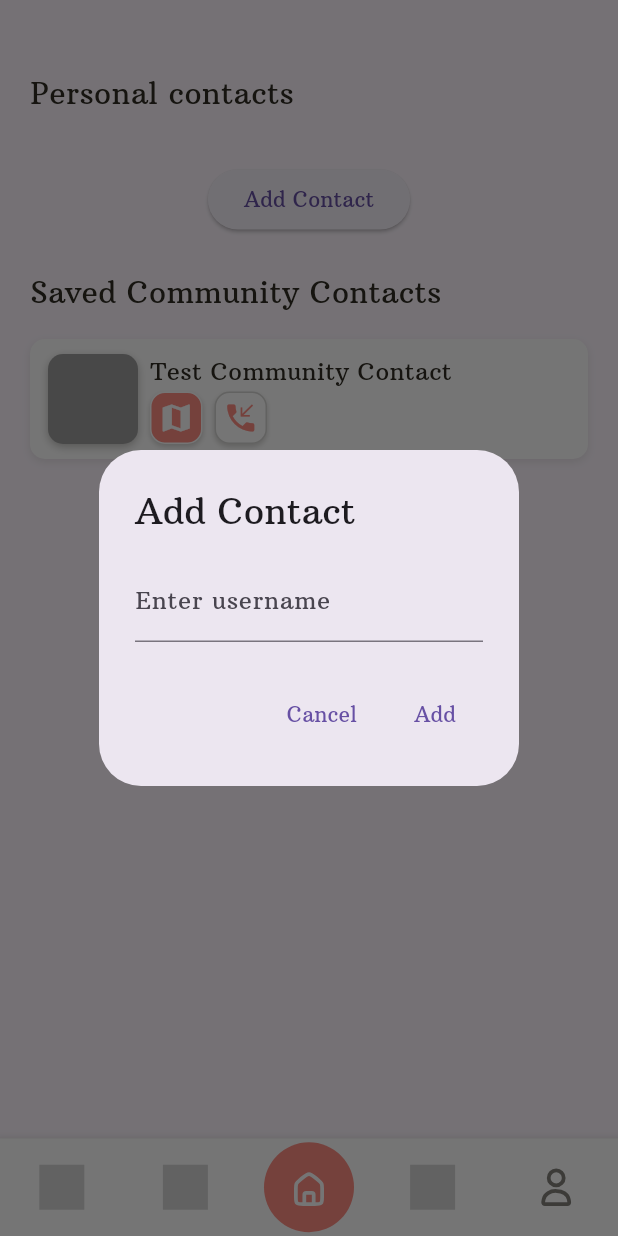
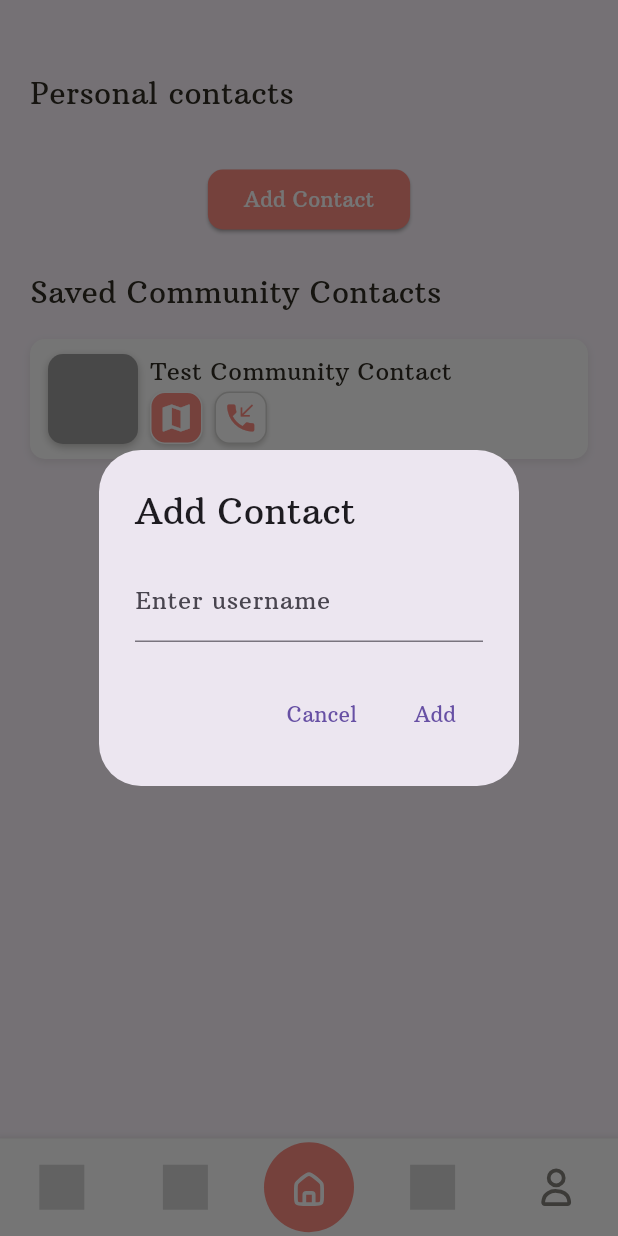
Before and after one commit to TeamSafety/SecureMe, a Flutter app: the screen it shows after launch, item 2 of the bottom bar chosen, after a tap on "Add Contact", on a phone screen of 412 x 824 dp. Run offline on Flutter 3.47's test engine with Material 3 defaults, Android fonts, the phone set to English and light mode, and no system bars; our stand-ins replace cloud_firestore, firebase_auth, firebase_core, firebase_messaging, flutter_map, flutter_svg and 3 more; missing offline and left inert: flutter_map_location_marker; accounts and stored records are empty.

Commit message:
Fixing homepage looks. Adding the Start Location Sharing button.

```diff
--- a/SourceCode/SecureShe_App/lib/main.dart
+++ b/SourceCode/SecureShe_App/lib/main.dart
@@ -52,7 +52,7 @@ class MyApp extends StatelessWidget {
     return MaterialApp(
       theme: ThemeData(fontFamily: "ArbutusSlab"),
       debugShowCheckedModeBanner: false,
-      //home: LoginPage(),
+      // home: LoginPage(),
       home: const MainPage(),
     );
   }
--- a/SourceCode/SecureShe_App/lib/models/AppVars.dart
+++ b/SourceCode/SecureShe_App/lib/models/AppVars.dart
@@ -14,4 +14,13 @@ class AppVars {
   static double textHeader = 20;
   static double textTitle = 16;
   static double textHref = 16;
+
+  static ButtonStyle primaryButtonStyle = ElevatedButton.styleFrom(
+    foregroundColor: AppVars.primary,
+    backgroundColor: AppVars.accent,
+    shadowColor: AppVars.secondary.withOpacity(0.8),
+    shape: const RoundedRectangleBorder(
+      borderRadius: BorderRadius.all(Radius.circular(10)),
+    ),
+  );
 }
--- a/SourceCode/SecureShe_App/lib/models/UserLocation/share_locationButton.dart
+++ b/SourceCode/SecureShe_App/lib/models/UserLocation/share_locationButton.dart
@@ -3,21 +3,22 @@ import 'dart:async';
 import 'package:cloud_firestore/cloud_firestore.dart';
 import 'package:firebase_auth/firebase_auth.dart';
 import 'package:flutter/material.dart';
+import 'package:my_app/models/AppVars.dart';
 import 'package:my_app/models/UserLocation/save_location.dart';
 
 final FirebaseAuth _auth = FirebaseAuth.instance;
 final FirebaseFirestore _firestore = FirebaseFirestore.instance;
 
+class ShareLocationButton extends StatefulWidget {
+  @override
+  _ShareLocationButtonState createState() => _ShareLocationButtonState();
+}
 
-class LocationPage extends StatefulWidget {
-  @override
-  _LocationPageState createState() => _LocationPageState();
-}
-class _LocationPageState extends State<LocationPage> {
+class _ShareLocationButtonState extends State<ShareLocationButton> {
   bool isLocationSharing = false; // taggle the button
   Timer? locationTimer;
-  bool shouldSaveLocation = false; // Flag to control saving location updates, false=don't save location
-
+  bool shouldSaveLocation =
+      false; // Flag to control saving location updates, false=don't save location
 
   @override
   void dispose() {
@@ -39,7 +40,7 @@ class _LocationPageState extends State<LocationPage> {
         stopLocationUpdates(shouldSaveLocation);
       } else {
         // Start location sharing
-        if(user!=null){
+        if (user != null) {
           shouldSaveLocation = true;
           startLocationUpdates(user.uid, shouldSaveLocation);
         }
@@ -50,17 +51,40 @@ class _LocationPageState extends State<LocationPage> {
 
   @override
   Widget build(BuildContext context) {
-    return Scaffold(
-      appBar: AppBar(
-        title: Text('Location Sharing'),
+    final ButtonStyle unSelectedStyle = ElevatedButton.styleFrom(
+      foregroundColor: AppVars.accent,
+      backgroundColor: AppVars.primary,
+      shadowColor: AppVars.secondary.withOpacity(0.8),
+      side: BorderSide(
+        color: AppVars.accent,
+        width: 0.5,
       ),
-      body: Center(
-        child: ElevatedButton(
-          onPressed: toggleLocationSharing,
-          child: Text(isLocationSharing
-              ? 'Stop Location Sharing'
-              : 'Start Location Sharing'),
-        ),
+      shape: const RoundedRectangleBorder(
+        borderRadius: BorderRadius.all(Radius.circular(10)),
+      ),
+    );
+
+    final ButtonStyle selectedStyle = ElevatedButton.styleFrom(
+      foregroundColor: AppVars.primary,
+      backgroundColor: AppVars.accent,
+      shadowColor: AppVars.accent.withOpacity(0.8),
+      side: BorderSide(
+        color: AppVars.accent,
+        width: 0.5,
+      ),
+      shape: const RoundedRectangleBorder(
+        borderRadius: BorderRadius.all(Radius.circular(10)),
+      ),
+    );
+
+    return Container(
+      alignment: Alignment.topCenter,
+      child: ElevatedButton(
+        style: isLocationSharing ? selectedStyle : unSelectedStyle,
+        onPressed: toggleLocationSharing,
+        child: Text(isLocationSharing
+            ? 'Stop Location Sharing'
+            : 'Start Location Sharing'),
       ),
     );
   }
--- a/SourceCode/SecureShe_App/lib/pages/home_page.dart
+++ b/SourceCode/SecureShe_App/lib/pages/home_page.dart
@@ -18,21 +18,27 @@ class HomePage extends StatelessWidget {
         width: double.infinity,
         child: Column(
           children: [
+            SizedBox(
+              height: AppVars.elementMargin,
+            ),
             Text(
-              'Welcome to SecureMe',
+              'SecureMe',
               textAlign: TextAlign.center,
               style: TextStyle(
                   fontSize: AppVars.bigHeader,
                   fontWeight: FontWeight.bold,
                   color: AppVars.accent),
             ),
-            //LocationPage(),
-            const Expanded(
+            SizedBox(
+              height: AppVars.elementMargin,
+            ),
+            Expanded(
               child: Column(
-                mainAxisAlignment: MainAxisAlignment.center,
                 children: [
-                  SOSButton(),
-                  //LocationPage(),
+                  ShareLocationButton(),
+                  const Expanded(
+                    child: SOSButton(),
+                  ),
                 ],
               ),
             ),
--- a/SourceCode/SecureShe_App/lib/pages/login.dart
+++ b/SourceCode/SecureShe_App/lib/pages/login.dart
@@ -23,6 +23,7 @@ class _LoginPageState extends State<LoginPage> {
   final passwordController = TextEditingController();
   String errorMessage = '';
   double errorFontSize = 0;
+  bool hidePassword = false;
 
   void signUserIn() async {
     String email = emailController.text.trim();
@@ -96,7 +97,7 @@ class _LoginPageState extends State<LoginPage> {
                   controller: passwordController,
                   headerText: "Password",
                   hintText: "*************",
-                  obscureText: true,
+                  obscureText: hidePassword,
                 ),
               ),
               const SizedBox(
--- a/SourceCode/SecureShe_App/lib/pages/main_page.dart
+++ b/SourceCode/SecureShe_App/lib/pages/main_page.dart
@@ -21,8 +21,8 @@ class _MainPageState extends State<MainPage> {
   List pages = [
     ContactPage(),
     MyContacts(),
-    //HomePage(),
-    LocationPage(),
+    HomePage(),
+    // LocationPage(),
     MyMapOSM(),
     MyProfile(),
   ];
--- a/SourceCode/SecureShe_App/lib/pages/my_contacts.dart
+++ b/SourceCode/SecureShe_App/lib/pages/my_contacts.dart
@@ -23,15 +23,6 @@ class _MyContactsState extends State<MyContacts> {
   List<PersonalContactModel> personalContacts = [];
   String errorMessage = "";
   final TextEditingController _messageController = TextEditingController();
-
-  // TEMPORARY Users
-  final List _userContacts = [
-    ["Charles Samonte", "123", "assets/images/profile_charles.png"],
-    ["Charles Samonte", "123", "assets/images/profile_charles.png"],
-    ["Charles Samonte", "123", "assets/images/profile_charles.png"],
-    ["Kawthar Alkhateeb", "345", "assets/images/profile_kawthar.png"],
-    ["Kristina Langgard", "567", "assets/images/profile_kristina.png"],
-  ];
 
   @override
   void initState() {
@@ -68,7 +59,6 @@ class _MyContactsState extends State<MyContacts> {
           .set({
         'contactName': contactName,
         'contactUid': contactUid,
-
       });
     }
     getPersonalContacts();
@@ -142,6 +132,7 @@ class _MyContactsState extends State<MyContacts> {
         ),
         // Allow the user to add more messages
         ElevatedButton(
+          style: AppVars.primaryButtonStyle,
           onPressed: _showAddMessageDialog,
           child: const Text('Add Message'),
         ),
@@ -297,6 +288,7 @@ class _MyContactsState extends State<MyContacts> {
         //     imagePath: "assets/images/profile_kawthar.png"),
         const SizedBox(height: 8),
         ElevatedButton(
+          style: AppVars.primaryButtonStyle,
           onPressed: () => _showAddContactDialog(),
           child: const Text('Add Contact'),
         )
@@ -379,7 +371,7 @@ class _MyContactsState extends State<MyContacts> {
                         _usernameController.clear();
                       } else {
                         // Case where the contact is already in the list
-                        errorMessage = "You have alread added this contact";
+                        errorMessage = "You have already added this contact";
                       }
                     } else {
                       errorMessage = "Cannot find the username";
```
